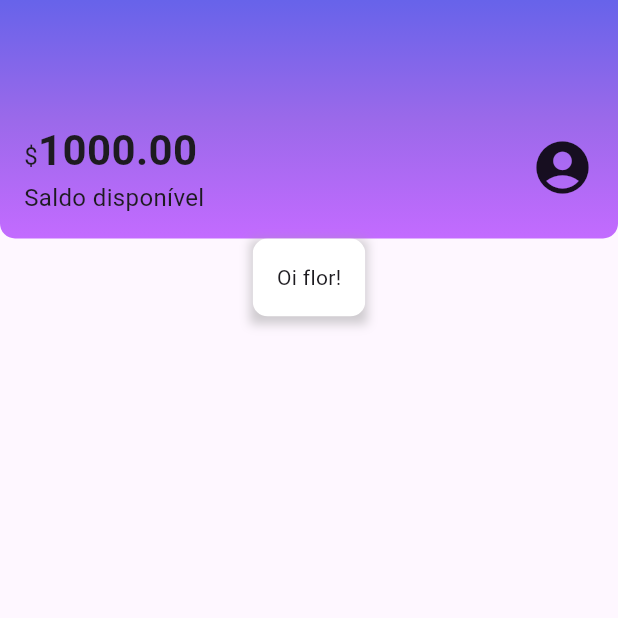
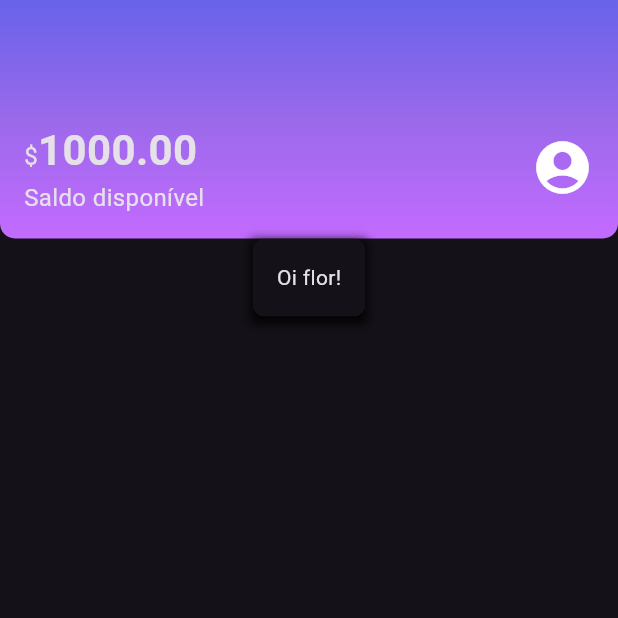
Before and after one commit to cristijung/flutter-bank, a Flutter app: the screen it shows after launch, on a phone screen of 412 x 824 dp, the top half of it. Run offline on Flutter 3.47's test engine with Material 3 defaults, Android fonts, the phone set to English and light mode, and no system bars.

Commit message:
criando um theme

```diff
--- a/lib/components/box_card.dart
+++ b/lib/components/box_card.dart
@@ -10,7 +10,7 @@ class BoxCard extends StatelessWidget {
       decoration: BoxDecoration(
         boxShadow: [
           BoxShadow(
-            color: Colors.grey.withOpacity(0.5),
+            color: Colors.black.withOpacity(0.9), //verificar aqui depois
             spreadRadius: 2,
             blurRadius: 5,
             offset: const Offset(0, 3),
@@ -18,10 +18,10 @@ class BoxCard extends StatelessWidget {
         ],
       ),
       child: ClipRRect( // ClipRRect para aplicar o borderRadius
-        borderRadius: BorderRadius.circular(10),
+        borderRadius: BorderRadius.circular(8),
         child: Container( //container interno com padding e conteúdo
           padding: const EdgeInsets.all(16),
-          color: Colors.white,
+          color: Theme.of(context).cardColor,
           child: boxContent,
         ),
       ),
--- a/lib/main.dart
+++ b/lib/main.dart
@@ -10,9 +10,11 @@ class Flutterbank extends StatelessWidget {
 
   @override
   Widget build(BuildContext context) {
-    return const MaterialApp(
+    return MaterialApp(
       title: 'FlutterBank',
-      home: Home(),
+      theme: ThemeData.dark(),
+      home: const Home(),
     );
+
   }
 }
--- /dev/null
+++ b/lib/themes/my_theme.dart
@@ -0,0 +1,6 @@
+
+import 'package:flutter/material.dart';
+
+ThemeData MyTheme = ThemeData(
+
+);
```
